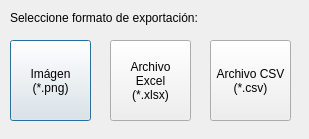
This is ppcc/exportdiagramdialog.ui in ErnestoVivas/Multiconsult-ppcc as Qt 5 draws it before an edit. The edited form follows.
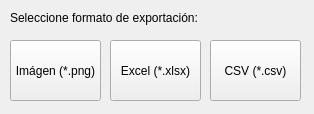
This is the edited form. Icons and pictures are not drawn.

What changed in the file:
```diff
--- a/ppcc/exportdiagramdialog.ui
+++ b/ppcc/exportdiagramdialog.ui
@@ -6,8 +6,8 @@
    <rect>
     <x>0</x>
     <y>0</y>
-    <width>309</width>
-    <height>139</height>
+    <width>314</width>
+    <height>114</height>
    </rect>
   </property>
   <property name="windowTitle">
@@ -26,47 +26,82 @@
     <string>Seleccione formato de exportación:</string>
    </property>
   </widget>
-  <widget class="QPushButton" name="buttonImage">
-   <property name="geometry">
-    <rect>
-     <x>10</x>
-     <y>40</y>
-     <width>81</width>
-     <height>81</height>
-    </rect>
-   </property>
-   <property name="text">
-    <string>Imágen
-(*.png)</string>
-   </property>
-  </widget>
-  <widget class="QPushButton" name="buttonExcel">
+  <widget class="QToolButton" name="buttonExcel">
    <property name="geometry">
     <rect>
      <x>110</x>
      <y>40</y>
-     <width>81</width>
-     <height>81</height>
+     <width>91</width>
+     <height>61</height>
     </rect>
    </property>
    <property name="text">
-    <string>Archivo
-Excel
-(*.xlsx)</string>
+    <string>Excel (*.xlsx)</string>
+   </property>
+   <property name="icon">
+    <iconset>
+     <normaloff>excel-icon-32x32.png</normaloff>excel-icon-32x32.png</iconset>
+   </property>
+   <property name="iconSize">
+    <size>
+     <width>48</width>
+     <height>48</height>
+    </size>
+   </property>
+   <property name="toolButtonStyle">
+    <enum>Qt::ToolButtonTextUnderIcon</enum>
    </property>
   </widget>
-  <widget class="QPushButton" name="buttonCSV">
+  <widget class="QToolButton" name="buttonCSV">
    <property name="geometry">
     <rect>
      <x>210</x>
      <y>40</y>
-     <width>81</width>
-     <height>81</height>
+     <width>91</width>
+     <height>61</height>
     </rect>
    </property>
    <property name="text">
-    <string>Archivo CSV
-(*.csv)</string>
+    <string>CSV (*.csv)</string>
+   </property>
+   <property name="icon">
+    <iconset>
+     <normaloff>csv-icon-32x32.png</normaloff>csv-icon-32x32.png</iconset>
+   </property>
+   <property name="iconSize">
+    <size>
+     <width>32</width>
+     <height>32</height>
+    </size>
+   </property>
+   <property name="toolButtonStyle">
+    <enum>Qt::ToolButtonTextUnderIcon</enum>
+   </property>
+  </widget>
+  <widget class="QToolButton" name="buttonImage">
+   <property name="geometry">
+    <rect>
+     <x>10</x>
+     <y>40</y>
+     <width>91</width>
+     <height>61</height>
+    </rect>
+   </property>
+   <property name="text">
+    <string>Imágen (*.png)</string>
+   </property>
+   <property name="icon">
+    <iconset>
+     <normaloff>line-chart-icon-32x32.png</normaloff>line-chart-icon-32x32.png</iconset>
+   </property>
+   <property name="iconSize">
+    <size>
+     <width>32</width>
+     <height>32</height>
+    </size>
+   </property>
+   <property name="toolButtonStyle">
+    <enum>Qt::ToolButtonTextUnderIcon</enum>
    </property>
   </widget>
  </widget>
```
